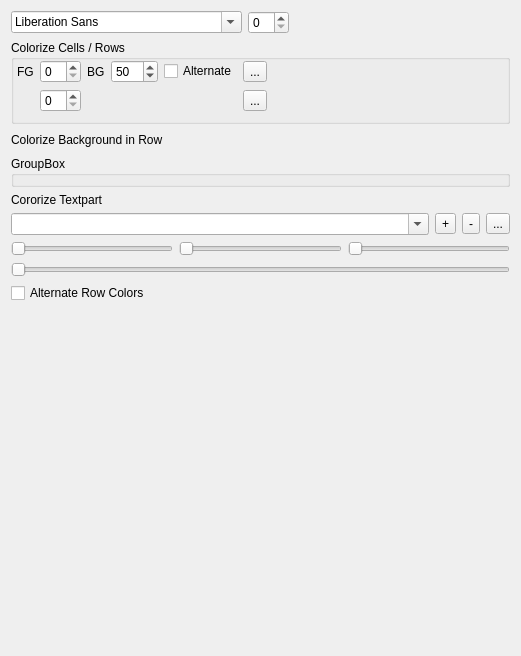
Before: the Qt Designer form forms/rowlayoutwidget.ui in helkatz/LogViewer, drawn with Qt 5.
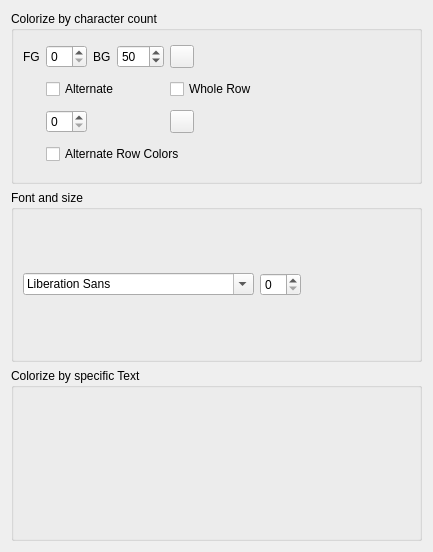
After: the same form once the commit is applied. Icons and pictures are not drawn. Custom widgets are drawn as their Qt base class.

Patch:
```diff
--- a/forms/rowlayoutwidget.ui
+++ b/forms/rowlayoutwidget.ui
@@ -6,16 +6,20 @@
    <rect>
     <x>0</x>
     <y>0</y>
-    <width>521</width>
-    <height>656</height>
+    <width>433</width>
+    <height>552</height>
    </rect>
   </property>
   <property name="windowTitle">
    <string>Form</string>
   </property>
   <layout class="QGridLayout" name="gridLayout_2">
-   <item row="0" column="1">
-    <layout class="QGridLayout" name="gridLayout">
+   <item row="1" column="0">
+    <widget class="QGroupBox" name="groupBox">
+     <property name="title">
+      <string>Font and size</string>
+     </property>
+     <layout class="QGridLayout" name="gridLayout_5">
      <item row="0" column="0">
       <layout class="QHBoxLayout" name="horizontalLayout">
        <item>
@@ -39,15 +43,13 @@
        </item>
       </layout>
      </item>
-     <item row="1" column="0">
-      <layout class="QVBoxLayout" name="verticalLayout">
-       <item>
-        <layout class="QHBoxLayout" name="horizontalLayout_2"/>
-       </item>
-       <item>
+     </layout>
+    </widget>
+   </item>
+   <item row="0" column="0">
         <widget class="QGroupBox" name="groupBox_2">
          <property name="title">
-          <string>Colorize Cells / Rows</string>
+      <string>Colorize by character count</string>
          </property>
          <property name="flat">
           <bool>false</bool>
@@ -56,33 +58,37 @@
           <bool>false</bool>
          </property>
          <layout class="QGridLayout" name="gridLayout_3">
-          <property name="leftMargin">
-           <number>3</number>
-          </property>
-          <property name="topMargin">
-           <number>0</number>
-          </property>
-          <item row="1" column="5">
-           <widget class="QToolButton" name="btnPickRowColor">
-            <property name="text">
-             <string>...</string>
-            </property>
-           </widget>
-          </item>
-          <item row="0" column="5">
-           <widget class="QToolButton" name="btnPickCellColor">
-            <property name="text">
-             <string>...</string>
-            </property>
-           </widget>
-          </item>
-          <item row="1" column="1">
+      <item row="3" column="2">
            <widget class="QSpinBox" name="spinColorizeRowByChar"/>
           </item>
-          <item row="0" column="1">
-           <widget class="QSpinBox" name="spinColorizeCellByChar"/>
-          </item>
-          <item row="0" column="2">
+      <item row="3" column="5">
+       <widget class="QToolButton" name="btnPickRowColor">
+        <property name="text">
+         <string/>
+        </property>
+        <property name="icon">
+         <iconset resource="../assets/default.qrc">
+          <normaloff>:/assets/icons/icons8-variation-40.png</normaloff>:/assets/icons/icons8-variation-40.png</iconset>
+        </property>
+        <property name="popupMode">
+         <enum>QToolButton::InstantPopup</enum>
+        </property>
+       </widget>
+      </item>
+      <item row="0" column="7">
+       <spacer name="horizontalSpacer">
+        <property name="orientation">
+         <enum>Qt::Horizontal</enum>
+        </property>
+        <property name="sizeHint" stdset="0">
+         <size>
+          <width>40</width>
+          <height>20</height>
+         </size>
+        </property>
+       </spacer>
+      </item>
+      <item row="0" column="3">
            <widget class="QLabel" name="label_5">
             <property name="toolTip">
              <string>colorize background color by charcount</string>
@@ -92,7 +98,7 @@
             </property>
            </widget>
           </item>
-          <item row="0" column="3">
+      <item row="0" column="4">
            <widget class="QSpinBox" name="spinLigthness">
             <property name="maximum">
              <number>500</number>
@@ -102,7 +108,7 @@
             </property>
            </widget>
           </item>
-          <item row="0" column="6">
+      <item row="1" column="6" colspan="2">
            <spacer name="horizontalSpacer_2">
             <property name="orientation">
              <enum>Qt::Horizontal</enum>
@@ -115,7 +121,7 @@
             </property>
            </spacer>
           </item>
-          <item row="0" column="0">
+      <item row="0" column="1">
            <widget class="QLabel" name="label_4">
             <property name="toolTip">
              <string>colorize foreground color by charcount</string>
@@ -131,173 +137,77 @@
             </property>
            </widget>
           </item>
-          <item row="0" column="4">
-           <widget class="QCheckBox" name="alternateCellColor">
-            <property name="text">
-             <string>Alternate</string>
-            </property>
-           </widget>
-          </item>
-         </layout>
-        </widget>
-       </item>
-       <item>
-        <layout class="QVBoxLayout" name="verticalLayout_2">
-         <item>
-          <layout class="QHBoxLayout" name="horizontalLayout_3"/>
-         </item>
-         <item>
-          <layout class="QHBoxLayout" name="horizontalLayout_4">
-           <item>
-            <widget class="QLabel" name="label_2">
+      <item row="0" column="2">
+       <widget class="QSpinBox" name="spinColorizeCellByChar"/>
+      </item>
+      <item row="0" column="5">
+       <widget class="QToolButton" name="btnPickCellColor">
              <property name="text">
-              <string>Colorize Background in Row</string>
-             </property>
-            </widget>
-           </item>
-           <item>
-            <spacer name="horizontalSpacer">
-             <property name="orientation">
-              <enum>Qt::Horizontal</enum>
-             </property>
-             <property name="sizeHint" stdset="0">
-              <size>
-               <width>40</width>
-               <height>20</height>
-              </size>
-             </property>
-            </spacer>
-           </item>
-          </layout>
-         </item>
-        </layout>
-       </item>
-       <item>
-        <widget class="QGroupBox" name="groupBox">
-         <property name="title">
-          <string>GroupBox</string>
-         </property>
-         <property name="flat">
-          <bool>false</bool>
-         </property>
-         <property name="checkable">
-          <bool>false</bool>
-         </property>
-        </widget>
-       </item>
-       <item>
-        <widget class="QLabel" name="label_3">
-         <property name="text">
-          <string>Cororize Textpart</string>
-         </property>
-        </widget>
-       </item>
-       <item>
-        <layout class="QHBoxLayout" name="horizontalLayout_5">
-         <item>
-          <widget class="QComboBox" name="cbTextPartColor">
-           <property name="editable">
-            <bool>true</bool>
-           </property>
-          </widget>
-         </item>
-         <item>
-          <widget class="QToolButton" name="btnAddTextPart">
-           <property name="text">
-            <string>+</string>
-           </property>
-          </widget>
-         </item>
-         <item>
-          <widget class="QToolButton" name="btnRemoveTextPart">
-           <property name="text">
-            <string>-</string>
-           </property>
-          </widget>
-         </item>
-         <item>
-          <widget class="QToolButton" name="btnPickTextpartColor">
-           <property name="text">
-            <string>...</string>
-           </property>
-          </widget>
-         </item>
-        </layout>
-       </item>
-       <item>
-        <layout class="QHBoxLayout" name="horizontalLayout_7">
-         <item>
-          <widget class="QSlider" name="sliderRed">
-           <property name="maximum">
-            <number>255</number>
-           </property>
-           <property name="orientation">
-            <enum>Qt::Horizontal</enum>
-           </property>
-          </widget>
-         </item>
-         <item>
-          <widget class="QSlider" name="sliderGreen">
-           <property name="maximum">
-            <number>255</number>
-           </property>
-           <property name="orientation">
-            <enum>Qt::Horizontal</enum>
-           </property>
-          </widget>
-         </item>
-         <item>
-          <widget class="QSlider" name="sliderBlue">
-           <property name="maximum">
-            <number>255</number>
-           </property>
-           <property name="orientation">
-            <enum>Qt::Horizontal</enum>
-           </property>
-          </widget>
-         </item>
-        </layout>
-       </item>
-       <item>
-        <widget class="QSlider" name="sliderTextPartColor">
-         <property name="maximum">
-          <number>1677215</number>
-         </property>
-         <property name="orientation">
-          <enum>Qt::Horizontal</enum>
-         </property>
-        </widget>
-       </item>
-       <item>
-        <layout class="QHBoxLayout" name="horizontalLayout_6">
-         <item>
+         <string/>
+        </property>
+        <property name="icon">
+         <iconset resource="../assets/default.qrc">
+          <normaloff>:/assets/icons/icons8-variation-40.png</normaloff>:/assets/icons/icons8-variation-40.png</iconset>
+        </property>
+        <property name="popupMode">
+         <enum>QToolButton::InstantPopup</enum>
+        </property>
+       </widget>
+      </item>
+      <item row="4" column="2" colspan="6">
           <widget class="QCheckBox" name="alternateRowColors">
            <property name="text">
             <string>Alternate Row Colors</string>
            </property>
           </widget>
          </item>
-        </layout>
-       </item>
-       <item>
-        <spacer name="verticalSpacer">
-         <property name="orientation">
-          <enum>Qt::Vertical</enum>
-         </property>
-         <property name="sizeHint" stdset="0">
-          <size>
-           <width>20</width>
-           <height>40</height>
-          </size>
-         </property>
-        </spacer>
-       </item>
-      </layout>
-     </item>
-    </layout>
+      <item row="1" column="2" colspan="3">
+       <widget class="QCheckBox" name="alternateCellColor">
+        <property name="toolTip">
+         <string>&lt;html&gt;&lt;head/&gt;&lt;body&gt;&lt;p&gt;&lt;span style=&quot; font-weight:600;&quot;&gt;Alternating Colors also when different lines would have the same Color&lt;/span&gt;&lt;/p&gt;&lt;p&gt;This feature can be useful on Date colorizeing to garantuee always &lt;br/&gt;defferent colors on time change&lt;/p&gt;&lt;p&gt;&lt;br/&gt;&lt;/p&gt;&lt;/body&gt;&lt;/html&gt;</string>
+        </property>
+        <property name="text">
+         <string>Alternate</string>
+        </property>
+       </widget>
+      </item>
+      <item row="1" column="5">
+       <widget class="QCheckBox" name="wholeRow">
+        <property name="toolTip">
+         <string>Colorize the whole Row instead only the Cell</string>
+        </property>
+        <property name="text">
+         <string>Whole Row</string>
+        </property>
+       </widget>
+      </item>
+     </layout>
+    </widget>
+   </item>
+   <item row="2" column="0">
+    <widget class="QGroupBox" name="groupBox_3">
+     <property name="title">
+      <string>Colorize by specific Text</string>
+     </property>
+     <layout class="QGridLayout" name="gridLayout">
+      <item row="0" column="0">
+       <widget class="TextColorizerWidget" name="textColorizer" native="true"/>
+      </item>
+     </layout>
+    </widget>
    </item>
   </layout>
  </widget>
- <resources/>
+ <customwidgets>
+  <customwidget>
+   <class>TextColorizerWidget</class>
+   <extends>QWidget</extends>
+   <header>TextColorizerWidget.h</header>
+   <container>1</container>
+  </customwidget>
+ </customwidgets>
+ <resources>
+  <include location="../assets/default.qrc"/>
+ </resources>
  <connections/>
 </ui>
```
Left out of the diff: 3 changed lines with no effect on the pictures. Lines whose indentation alone changed are shown as unchanged.
